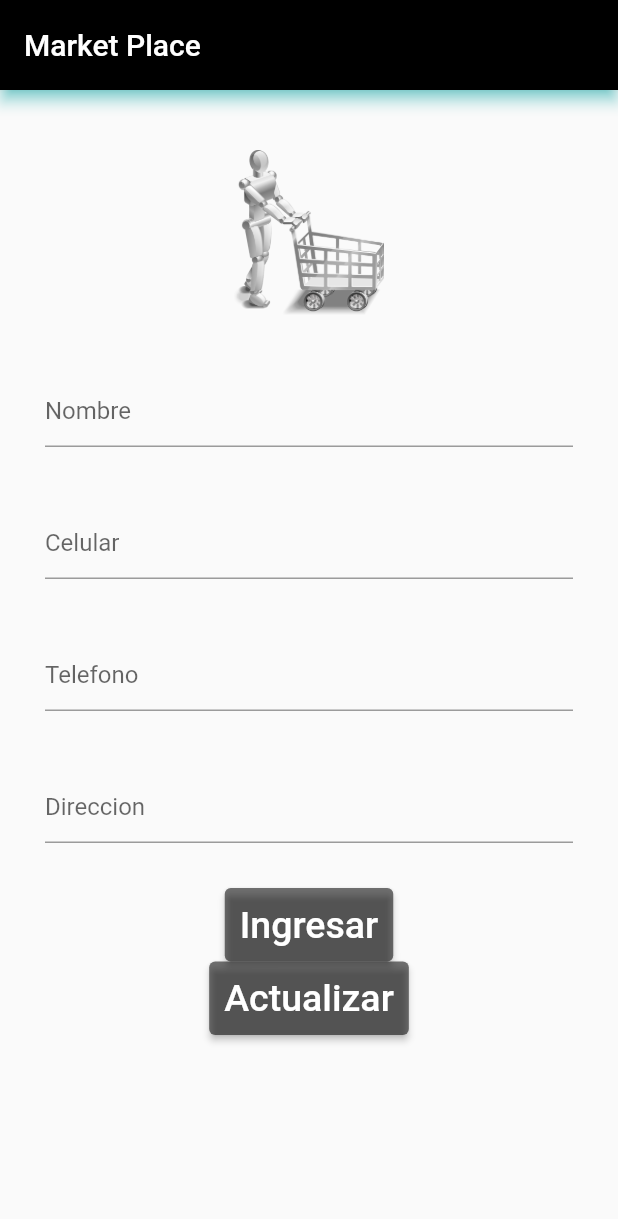
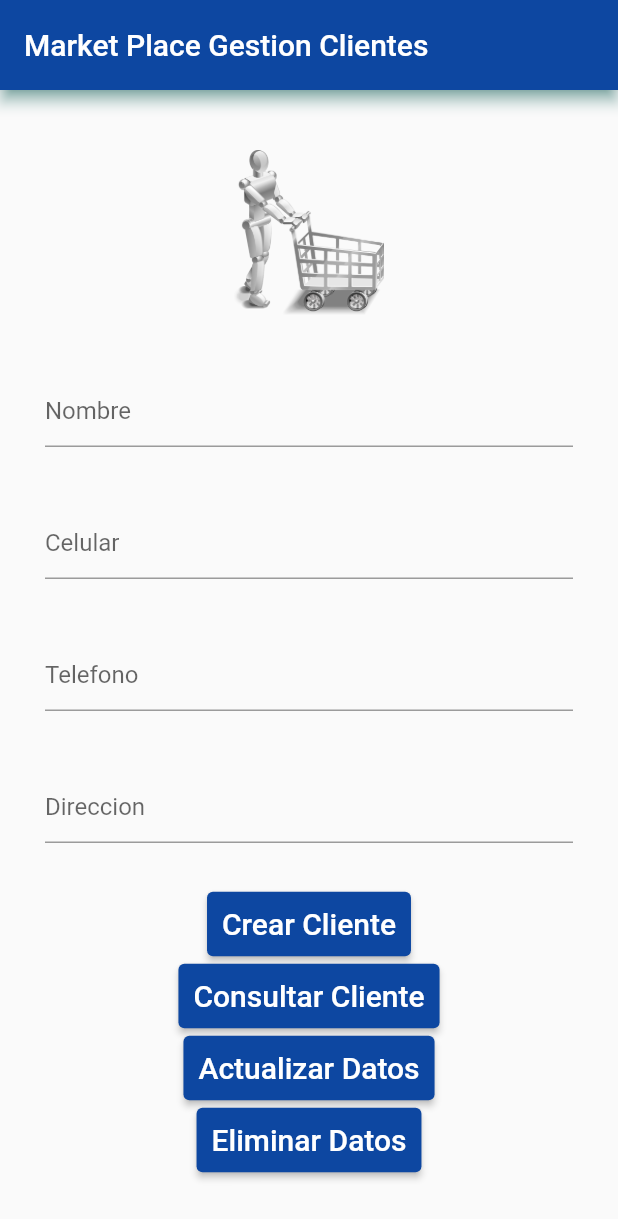
Before and after one commit to Jjcastiblanco/market_place, a Flutter app: the ReCliente screen opened directly, on a phone screen of 412 x 824 dp. Shown: the top 1219 px of the screen. Run offline on Flutter 3.47's test engine with Material 2 defaults, Android fonts, the phone set to English and light mode, and no system bars; our stand-ins replace cloud_firestore, firebase_core, url_launcher_web; missing offline and left inert: cloud_firestore_web, firebase_core_web, firebase_database_web; accounts and stored records are empty.

Commit message:
Sprint 3

```diff
--- a/lib/filtroActividad.dart
+++ b/lib/filtroActividad.dart
@@ -3,14 +3,14 @@ import 'package:firebase_core/firebase_core.dart';
 import 'package:cloud_firestore/cloud_firestore.dart';
 
 
-class FiltroActividad extends StatefulWidget {
-  const FiltroActividad({Key? key}) : super(key: key);
+class FiltroCategoria extends StatefulWidget {
+  const FiltroCategoria({Key? key}) : super(key: key);
 
   @override
-  _FiltroActividadState createState() => _FiltroActividadState();
+  _FiltroCategoriaState createState() => _FiltroCategoriaState();
 }
 
-class _FiltroActividadState extends State<FiltroActividad> {
+class _FiltroCategoriaState extends State<FiltroCategoria> {
   TextEditingController filtrar=TextEditingController();
   @override
   Widget build(BuildContext context) {
--- a/lib/negocios.dart
+++ b/lib/negocios.dart
@@ -4,8 +4,6 @@ import 'package:firebase_core/firebase_core.dart';
 import 'package:cloud_firestore/cloud_firestore.dart';
 import 'dart:convert';
 import 'package:marketplace/detalle_neg.dart';
-
-
 
 class negocios extends StatelessWidget{
   @override
@@ -24,7 +22,6 @@ class negocios extends StatelessWidget{
 }
 class Consultas extends StatefulWidget {
   const Consultas({Key? key}) : super(key: key);
-
   @override
   _ConsultasState createState() => _ConsultasState();
 }
@@ -32,7 +29,6 @@ class Consultas extends StatefulWidget {
 class _ConsultasState extends State<Consultas> {
 
   final Stream<QuerySnapshot> consultarNegocios = FirebaseFirestore.instance.collection('negocios').snapshots();
-
   @override
   Widget build(BuildContext context) {
 
@@ -49,7 +45,7 @@ class _ConsultasState extends State<Consultas> {
           children: snapshot.data!.docs.map((DocumentSnapshot document){
             Map<String,dynamic> data=document.data()! as Map<String,dynamic>;
             return Container(
-              color: Colors.indigo,
+              color: Colors.blue.shade300,
               margin: EdgeInsets.only(top:6),
               child: ListTile(
                 title: Text(data['nombre']),
--- a/lib/registroClientes.dart
+++ b/lib/registroClientes.dart
@@ -1,9 +1,10 @@
 
 import 'package:flutter/cupertino.dart';
 import 'package:flutter/material.dart';
+import 'package:marketplace/clientes.dart';
 
-class RegistroClientes extends StatelessWidget {
-  const RegistroClientes({Key? key}) : super(key: key);
+class GestionClientes extends StatelessWidget {
+  const GestionClientes({Key? key}) : super(key: key);
 
   @override
   Widget build(BuildContext context) {
@@ -25,10 +26,12 @@ class _ReClienteState extends State<ReCliente> {
   Widget build(BuildContext context) {
     return Scaffold(
       appBar: AppBar(
-        shadowColor: Colors.cyanAccent,
-        backgroundColor: Colors.black,
+        shadowColor: Colors.teal,
+
+        backgroundColor: Colors.blue.shade900,
         toolbarHeight: 60,
-        title: Text('Market Place'),
+        title: Text('Market Place Gestion Clientes'),
+
 
       ),
       body: ListView(
@@ -41,7 +44,7 @@ class _ReClienteState extends State<ReCliente> {
             child: Image.asset('img/shop.png'),
 
           ),
-          Container(),
+
           Container(
             padding: EdgeInsets.only(right: 30,left: 30, top: 40),
             alignment: Alignment.center,
@@ -87,7 +90,7 @@ class _ReClienteState extends State<ReCliente> {
 
             child: ElevatedButton(
               style: TextButton.styleFrom(
-                backgroundColor: Colors.black54,
+                backgroundColor: Colors.blue.shade900,
                 padding: EdgeInsets.all(10),
 
               ),
@@ -96,9 +99,56 @@ class _ReClienteState extends State<ReCliente> {
               onPressed: () {  },
 
 
-              child: Text('Ingresar',
+              child: Text('Crear Cliente',
                 style: TextStyle(
-                  fontSize: 25,
+                  fontSize: 20,
+                  color: Colors.white,
+                ),
+              ),
+            ),
+          ),
+
+
+          Container(
+            alignment: Alignment.center,
+
+            child: ElevatedButton(
+              style: TextButton.styleFrom(
+                backgroundColor: Colors.blue.shade900,
+                padding: EdgeInsets.all(10),
+              ),
+
+
+              onPressed: () {  },
+
+
+              child: Text('Consultar Cliente',
+                style: TextStyle(
+                  fontSize: 20,
+                  color: Colors.white,
+                ),
+              ),
+            ),
+          ),
+
+
+
+          Container(
+            alignment: Alignment.center,
+            child: ElevatedButton(
+              style: TextButton.styleFrom(
+                backgroundColor: Colors.blue.shade900,
+
+                padding: EdgeInsets.all(10),
+              ),
+
+
+              onPressed: () {  },
+
+
+              child: Text('Actualizar Datos',
+                style: TextStyle(
+                  fontSize: 20,
                   color: Colors.white,
                 ),
               ),
@@ -108,7 +158,7 @@ class _ReClienteState extends State<ReCliente> {
             alignment: Alignment.center,
             child: ElevatedButton(
               style: TextButton.styleFrom(
-                backgroundColor: Colors.black54,
+                backgroundColor: Colors.blue.shade900,
 
                 padding: EdgeInsets.all(10),
               ),
@@ -117,9 +167,9 @@ class _ReClienteState extends State<ReCliente> {
               onPressed: () {  },
 
 
-              child: Text('Actualizar',
+              child: Text('Eliminar Datos',
                 style: TextStyle(
-                  fontSize: 25,
+                  fontSize: 20,
                   color: Colors.white,
                 ),
               ),
@@ -130,3 +180,12 @@ class _ReClienteState extends State<ReCliente> {
     );
   }
 }
+
+class Cliente{
+  String nombre="";
+  String celular="";
+  String telefono="";
+  String direccion="";
+
+  Cliente(this.nombre, this.celular, this.telefono, this.direccion);
+}
```
Also changed, not shown: lib/buscar.dart (+6 -3 lines), lib/home_app.dart (+56 -43 lines), lib/main.dart (+47 -11 lines), img/market.png (added).
